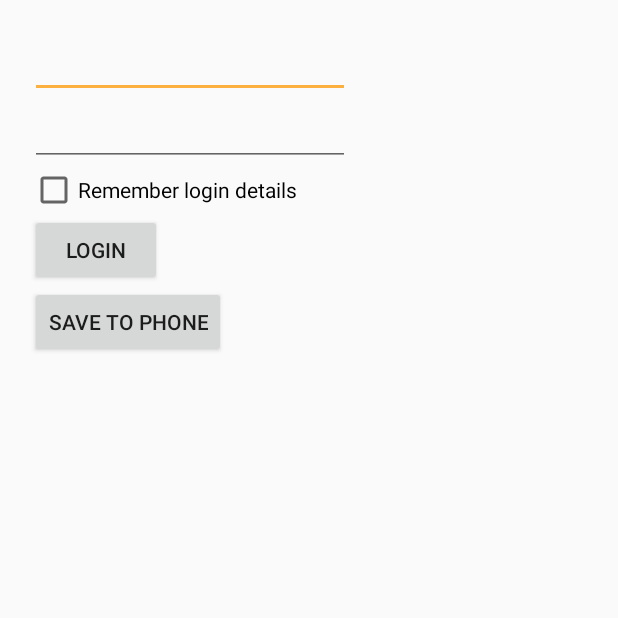
After one commit to Jalend15/app, an Android app: the AccountActivity screen opened directly, with no data from a screen before it, on a phone screen of 412 x 824 dp, the top half of it. The commit adds this screen. Run offline under Robolectric (Android 15) with nearby library versions, the phone set to English and light mode, and no system bars.

Commit message:
assignment 5

```diff
--- a/app/src/main/AndroidManifest.xml
+++ b/app/src/main/AndroidManifest.xml
@@ -45,6 +45,9 @@
         <activity android:name=".ResultsActivity"
             android:theme="@style/AppTheme.NoActionBar" />
 
+        <activity android:name=".AccountActivity"
+            android:theme="@style/AppTheme.NoActionBar" />
+
     </application>
 
 </manifest>
--- /dev/null
+++ b/app/src/main/java/com/example/mireysa/ihungry/AccountActivity.java
@@ -0,0 +1,134 @@
+package com.example.mireysa.ihungry;
+
+import android.content.Context;
+import android.content.Intent;
+import android.content.SharedPreferences;
+import android.os.Bundle;
+import android.preference.PreferenceManager;
+import android.support.v7.app.AppCompatActivity;
+import android.view.View;
+import android.widget.Button;
+import android.widget.CheckBox;
+import android.widget.EditText;
+import android.widget.Toast;
+
+import java.io.FileNotFoundException;
+import java.io.FileOutputStream;
+import java.io.IOException;
+
+public class AccountActivity extends AppCompatActivity {
+
+    private SharedPreferences mPreferences;
+    private SharedPreferences.Editor mEditor;
+
+    private EditText mUsername;
+    private EditText mPassword;
+    private Button btnLogin;
+    private CheckBox mCheckbox;
+    private Button btnSave;
+
+
+
+    @Override
+    protected void onCreate(Bundle savedInstanceState) {
+        super.onCreate(savedInstanceState);
+        setContentView(R.layout.activity_login);
+
+        // Find Views
+        mUsername = (EditText) findViewById(R.id.editTextUsername);
+        mPassword = (EditText) findViewById(R.id.editTextPassword);
+        mCheckbox = (CheckBox) findViewById(R.id.checkBoxRemember);
+        btnLogin = (Button) findViewById(R.id.buttonLogin);
+        btnSave = (Button) findViewById(R.id.saveOption);
+
+        // Declaration
+        mPreferences = PreferenceManager.getDefaultSharedPreferences(this);
+
+        //Store Shared Preference
+        mEditor = mPreferences.edit();
+
+        checkSharedPreference();
+
+        btnLogin.setOnClickListener(new View.OnClickListener() {
+            @Override
+            public void onClick(View view) {
+                //Save checkbox preference
+                if (mCheckbox.isChecked()) {
+
+                    // Set Checkbox
+                    mEditor.putString(getString(R.string.checkbox), "True");
+                    mEditor.commit();
+
+                    // Save User's Input for Username
+                    String username = mUsername.getText().toString();
+                    mEditor.putString(getString(R.string.username), username);
+                    mEditor.commit();
+
+                    // Save User's Input for Password
+                    String password = mPassword.getText().toString();
+                    mEditor.putString(getString(R.string.password), password);
+                    mEditor.commit();
+
+
+                } else {
+
+                    // Set Checkbox
+                    mEditor.putString(getString(R.string.checkbox), "False");
+                    mEditor.commit();
+
+                    // Save User's Input for Username
+                    mEditor.putString(getString(R.string.username), "");
+                    mEditor.commit();
+
+                    // Save User's Input for Password
+                    mEditor.putString(getString(R.string.password), "");
+                    mEditor.commit();
+
+                }
+            }
+        });
+
+       btnSave.setOnClickListener(new View.OnClickListener() {
+            @Override
+            public void onClick(View v) {
+                String Message = mUsername.getText().toString();
+                String file_name = "username_file";
+
+                // Attempt to Save File to Internal Storage
+                    try {
+                        FileOutputStream fileOutputStream = openFileOutput(file_name, MODE_PRIVATE);
+                        try {
+                            fileOutputStream.write(Message.getBytes());
+                            fileOutputStream.close();
+                            Toast.makeText(getApplicationContext(), "Username has been saved to internal storage",Toast.LENGTH_LONG).show();
+                        } catch (IOException e) {
+                            e.printStackTrace();
+                        }
+                    } catch (FileNotFoundException e) {
+                        e.printStackTrace();
+                    }
+
+
+
+
+            }
+        });
+    }
+
+    // Check Shared Preferences Accordingly
+    private void checkSharedPreference() {
+        String checkbox = mPreferences.getString(getString(R.string.checkbox), "False");
+        String username = mPreferences.getString(getString(R.string.username), "");
+        String password = mPreferences.getString(getString(R.string.password), "");
+
+        mUsername.setText(username);
+        mPassword.setText(password);
+
+        if(checkbox.equals("True")) {
+            mCheckbox.setChecked(true);
+        } else {
+            mCheckbox.setChecked(false);
+        }
+
+    }
+}
--- a/app/src/main/java/com/example/mireysa/ihungry/FetchData.java
+++ b/app/src/main/java/com/example/mireysa/ihungry/FetchData.java
@@ -42,8 +42,8 @@ public class FetchData extends AsyncTask<String,listItem,Void> {
         StringBuilder builder = new StringBuilder();
 
         // Set Foursquare API Keys
-        final String CLIENT_ID="";
-        final String CLIENT_PASSWORD="";
+        final String CLIENT_ID="141W4JNRKQRNCETDIKNP3CQSNY5YV1N3VXOEJYQ1MSOEY5NJ";
+        final String CLIENT_PASSWORD="WFPTH0UWNJWDSC0ZXKERP3TAMICR3YXXPH0PF1UH2SOMK1I0";
 
         // Coordinates of Miami Dade College Wolfson Campus (for Testing Purposes)
         final String Latitude = "25.777657";
--- a/app/src/main/java/com/example/mireysa/ihungry/MainActivity.java
+++ b/app/src/main/java/com/example/mireysa/ihungry/MainActivity.java
@@ -64,6 +64,12 @@ public class MainActivity extends AppCompatActivity {
             return true;
         }
 
+        if (id == R.id.action_login) {
+            // Begin Intent
+            Intent intent = new Intent(MainActivity.this, AccountActivity.class);
+            startActivity(intent);
+        }
+
         return super.onOptionsItemSelected(item);
     }
 }
--- /dev/null
+++ b/app/src/main/res/layout/activity_login.xml
@@ -0,0 +1,57 @@
+<?xml version="1.0" encoding="utf-8"?>
+<android.support.constraint.ConstraintLayout
+    xmlns:android="http://schemas.android.com/apk/res/android"
+    xmlns:tools="http://schemas.android.com/tools"
+    android:layout_width="match_parent"
+    android:layout_height="match_parent">
+
+    <LinearLayout
+        android:layout_width="match_parent"
+        android:layout_height="wrap_content"
+        android:orientation="vertical"
+        android:padding="20dp">
+
+        <EditText
+            android:id="@+id/editTextUsername"
+            android:layout_width="wrap_content"
+            android:layout_height="wrap_content"
+            android:ems="10"
+            android:inputType="textPersonName"
+            android:text="Username"
+            tools:layout_editor_absoluteX="16dp"
+            tools:layout_editor_absoluteY="25dp" />
+
+        <EditText
+            android:id="@+id/editTextPassword"
+            android:layout_width="wrap_content"
+            android:layout_height="wrap_content"
+            android:ems="10"
+            android:inputType="textPassword"
+            tools:layout_editor_absoluteX="16dp"
+            tools:layout_editor_absoluteY="78dp" />
+
+        <CheckBox
+            android:id="@+id/checkBoxRemember"
+            android:layout_width="wrap_content"
+            android:layout_height="wrap_content"
+            android:text="Remember login details"
+            tools:layout_editor_absoluteX="16dp"
+            tools:layout_editor_absoluteY="138dp" />
+
+        <Button
+            android:id="@+id/buttonLogin"
+            android:layout_width="wrap_content"
+            android:layout_height="wrap_content"
+            android:text="Login"
+            tools:layout_editor_absoluteX="16dp"
+            tools:layout_editor_absoluteY="193dp" />
+
+        <Button
+            android:id="@+id/saveOption"
+            android:layout_width="wrap_content"
+            android:layout_height="wrap_content"
+            android:text="Save to Phone"/>
+    </LinearLayout>
+
+
+</android.support.constraint.ConstraintLayout>
--- a/app/src/main/res/values/strings.xml
+++ b/app/src/main/res/values/strings.xml
@@ -5,4 +5,10 @@
     <!-- TODO: Remove or change this placeholder text -->
     <string name="hello_blank_fragment">Hello blank fragment</string>
     <string name="action_favorites">View Favorites</string>
+    <string name="action_account">Account</string>
+
+    <string name="checkbox">com.example.mireysa.ihungry.checkbox</string>
+    <string name="username">com.example.mireysa.ihungry.username</string>
+    <string name="password">com.example.mireysa.ihungry.password</string>
+
 </resources>
```
Also changed, not shown: app/src/main/res/menu/menu_main.xml (+7 -0 lines).
